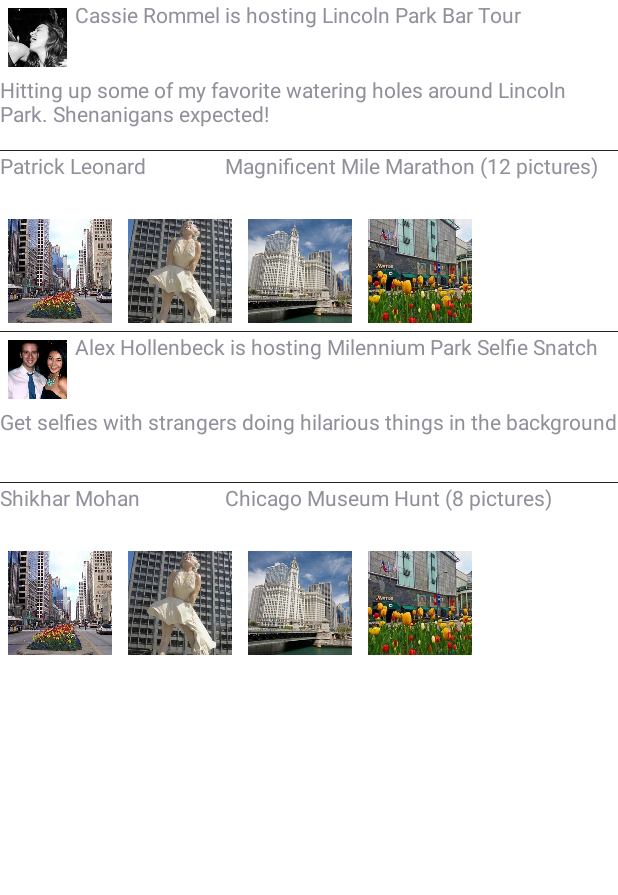
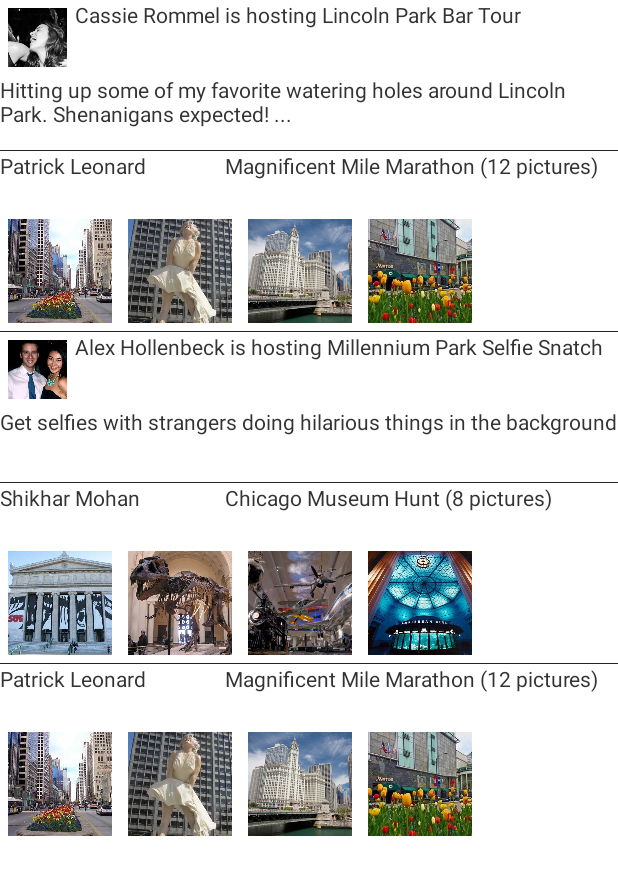
Before and after one commit to cassieramen/TheHunt, an Android app: the screen it shows after launch (HomeFeed), on a phone screen of 412 x 824 dp, the part 90-985 px from its top. Run offline under Robolectric (Android 15) with nearby library versions, the phone set to English and light mode, and no system bars; libraries missing offline, so code that uses them is left out: com.jeremyfeinstein.slidingmenu; 9 statements that could not run were skipped.

Commit message:
Changed news feed pictures and font colors

```diff
--- a/TheHunt/The Hunt/src/main/java/com/thehunt/app/HomeFeedAdapter.java
+++ b/TheHunt/The Hunt/src/main/java/com/thehunt/app/HomeFeedAdapter.java
@@ -29,20 +29,24 @@ public class HomeFeedAdapter extends BaseAdapter {
         this.feedItems = new ArrayList<FeedItem>();
         this.feedItems.add(new FeedItem(one_pic_two_text,
                                         "Cassie Rommel is hosting Lincoln Park Bar Tour",
-                                        "Hitting up some of my favorite watering holes around Lincoln Park. Shenanigans expected!",
+                                        "Hitting up some of my favorite watering holes around Lincoln Park. Shenanigans expected! ...",
                                         "cassie"));
         this.feedItems.add(new FeedItem(two_text_four_pics,
                                         "Patrick Leonard",
                                         "Magnificent Mile Marathon (12 pictures)",
                                         "mag_mile"));
         this.feedItems.add(new FeedItem(one_pic_two_text,
-                                        "Alex Hollenbeck is hosting Milennium Park Selfie Snatch",
+                                        "Alex Hollenbeck is hosting Millennium Park Selfie Snatch",
                                         "Get selfies with strangers doing hilarious things in the background",
                                         "alex"));
         this.feedItems.add(new FeedItem(two_text_four_pics,
                                         "Shikhar Mohan",
                                         "Chicago Museum Hunt (8 pictures)",
                                         "museums"));
+        this.feedItems.add(new FeedItem(two_text_four_pics,
+                                        "Patrick Leonard",
+                                        "Magnificent Mile Marathon (12 pictures)",
+                                        "mag_mile"));
     }
 
     @Override
@@ -129,11 +133,11 @@ public class HomeFeedAdapter extends BaseAdapter {
             image3.setImageResource(R.drawable.mag_mile3);
             image4.setImageResource(R.drawable.mag_mile4);
         }
-        else if (item.image.equals("museum")) {
-            image1.setImageResource(R.drawable.mag_mile1);
-            image2.setImageResource(R.drawable.mag_mile2);
-            image3.setImageResource(R.drawable.mag_mile3);
-            image4.setImageResource(R.drawable.mag_mile4);
+        else if (item.image.equals("museums")) {
+            image1.setImageResource(R.drawable.museum_1);
+            image2.setImageResource(R.drawable.museum_2);
+            image3.setImageResource(R.drawable.museum_3);
+            image4.setImageResource(R.drawable.museum_4);
         }
 
         return view;
--- a/TheHunt/The Hunt/src/main/java/com/thehunt/app/HuntDescription.java
+++ b/TheHunt/The Hunt/src/main/java/com/thehunt/app/HuntDescription.java
@@ -17,8 +17,9 @@ public class HuntDescription extends Activity {
         super.onCreate(savedInstanceState);
         setContentView(R.layout.description);
 
-        String descriptionText = "Explore Lincoln Park through its many drinking " +
-                "establishments. Featuring\nAtlas Brewing\nHalf Acre Brewing\nRevolution Brewing";
+        String descriptionText = "Hitting up some of my favorite watering holes " +
+                "around Lincoln Park. Shenanigans Expected! Featuring:\nAtlas " +
+                "Brewing\nHalf Acre Brewing\nRevolution Brewing";
 
         TextView descriptionTextView = (TextView) findViewById(R.id.description);
         descriptionTextView.setText(descriptionText);
--- a/TheHunt/The Hunt/src/main/res/layout/description.xml
+++ b/TheHunt/The Hunt/src/main/res/layout/description.xml
@@ -17,8 +17,8 @@
             android:id = "@+id/title_text"
             android:layout_width="160dip"
             android:layout_height="match_parent"
-            android:textSize="40sp"
-            android:text="Brewery Hunt"
+            android:textSize="36sp"
+            android:text="Lincoln Park Bar Tour"
             android:gravity="center_vertical"
             android:textColor="@color/charcoal"/>
 
--- a/TheHunt/The Hunt/src/main/res/layout/one_pic_two_text.xml
+++ b/TheHunt/The Hunt/src/main/res/layout/one_pic_two_text.xml
@@ -14,12 +14,14 @@
               android:layout_toRightOf="@id/thumbnail_image"
               android:layout_width="wrap_content"
               android:layout_height="50dip"
-              android:text="Title text"/>
+              android:text="Title text"
+              android:textColor="@color/charcoal"/>
 
     <TextView android:id="@+id/sub_text"
               android:layout_below="@id/thumbnail_image"
               android:layout_width="fill_parent"
               android:layout_height="50dip"
-              android:text="Sub text"/>
+              android:text="Sub text"
+              android:textColor="@color/charcoal"/>
 
 </RelativeLayout>
--- a/TheHunt/The Hunt/src/main/res/layout/two_text_four_pics.xml
+++ b/TheHunt/The Hunt/src/main/res/layout/two_text_four_pics.xml
@@ -9,14 +9,16 @@
               android:layout_width="150dip"
               android:layout_height="40dip"
               android:textSize="14sp"
-              android:text="Poster name"/>
+              android:text="Poster name"
+              android:textColor="@color/charcoal"/>
 
     <TextView android:id="@+id/sub_text"
               android:layout_toRightOf="@+id/title_text"
               android:layout_width="wrap_content"
               android:layout_height="40dip"
               android:textSize="14sp"
-              android:text="Poster activity"/>
+              android:text="Poster activity"
+              android:textColor="@color/charcoal"/>
 
     <ImageView android:id="@+id/image_1"
                android:src="@drawable/mag_mile1"
```
Also changed, not shown: 11 other files.
